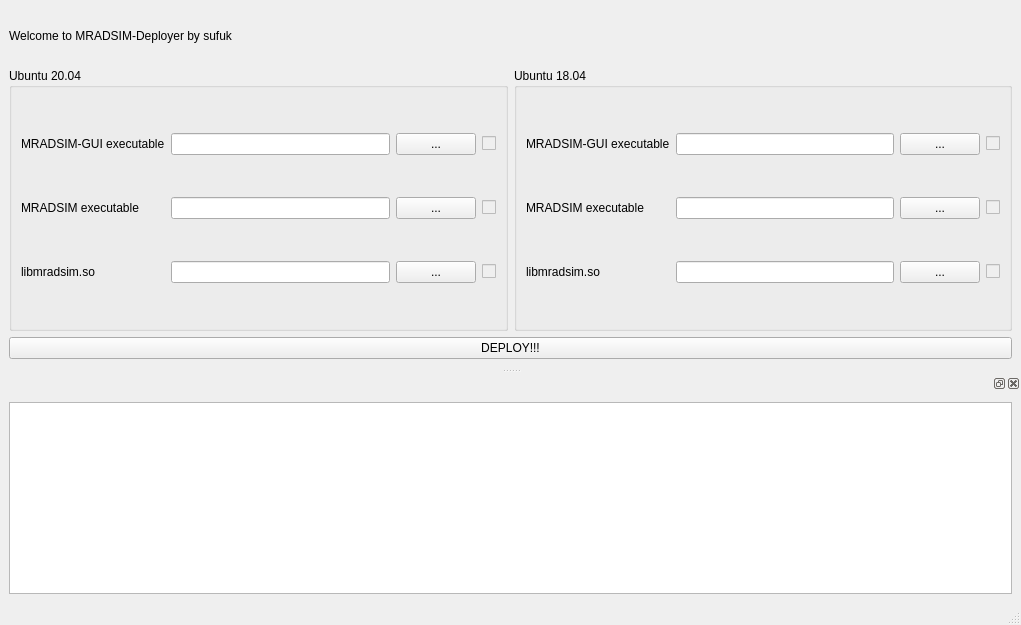
The window that MRADSIM-Deployer/uis/MainWindow.ui (haknkayaa/Qt-OpenCASCADE-Projects) describes before a commit, drawn with Qt 5.
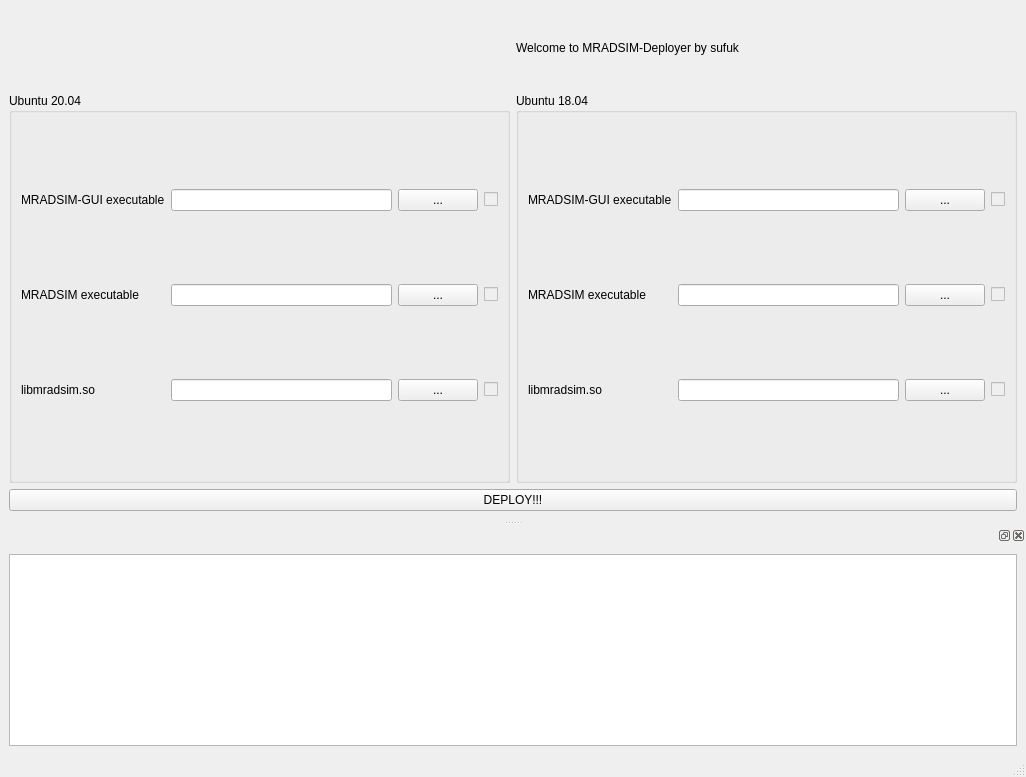
The same window after the commit. Icons and pictures are not drawn.

```diff
--- a/MRADSIM-Deployer/uis/MainWindow.ui
+++ b/MRADSIM-Deployer/uis/MainWindow.ui
@@ -9,8 +9,8 @@
    <rect>
     <x>0</x>
     <y>0</y>
-    <width>1021</width>
-    <height>625</height>
+    <width>1026</width>
+    <height>777</height>
    </rect>
   </property>
   <property name="windowTitle">
@@ -24,14 +24,7 @@
     </sizepolicy>
    </property>
    <layout class="QGridLayout" name="gridLayout">
-    <item row="0" column="0" colspan="2">
-     <widget class="QLabel" name="label">
-      <property name="text">
-       <string>Welcome to MRADSIM-Deployer by sufuk</string>
-      </property>
-     </widget>
-    </item>
-    <item row="1" column="0" rowspan="5">
+    <item row="3" column="0" rowspan="5">
      <widget class="QGroupBox" name="groupBox">
       <property name="title">
        <string>Ubuntu 20.04</string>
@@ -134,7 +127,14 @@
       </layout>
      </widget>
     </item>
-    <item row="1" column="1" rowspan="5">
+    <item row="8" column="0" colspan="2">
+     <widget class="QPushButton" name="deployButton">
+      <property name="text">
+       <string>DEPLOY!!!</string>
+      </property>
+     </widget>
+    </item>
+    <item row="3" column="1" rowspan="5">
      <widget class="QGroupBox" name="groupBox_2">
       <property name="title">
        <string>Ubuntu 18.04</string>
@@ -237,10 +237,20 @@
       </layout>
      </widget>
     </item>
-    <item row="6" column="0" colspan="2">
-     <widget class="QPushButton" name="deployButton">
+    <item row="1" column="0">
+     <widget class="QLabel" name="label_8">
       <property name="text">
-       <string>DEPLOY!!!</string>
+       <string/>
+      </property>
+      <property name="pixmap">
+       <pixmap resource="../resources/resources.qrc">:/images/rd.jpeg</pixmap>
+      </property>
+     </widget>
+    </item>
+    <item row="1" column="1">
+     <widget class="QLabel" name="label">
+      <property name="text">
+       <string>Welcome to MRADSIM-Deployer by sufuk</string>
       </property>
      </widget>
     </item>
```
Left out of the diff: 4 changed lines with no effect on the pictures.
